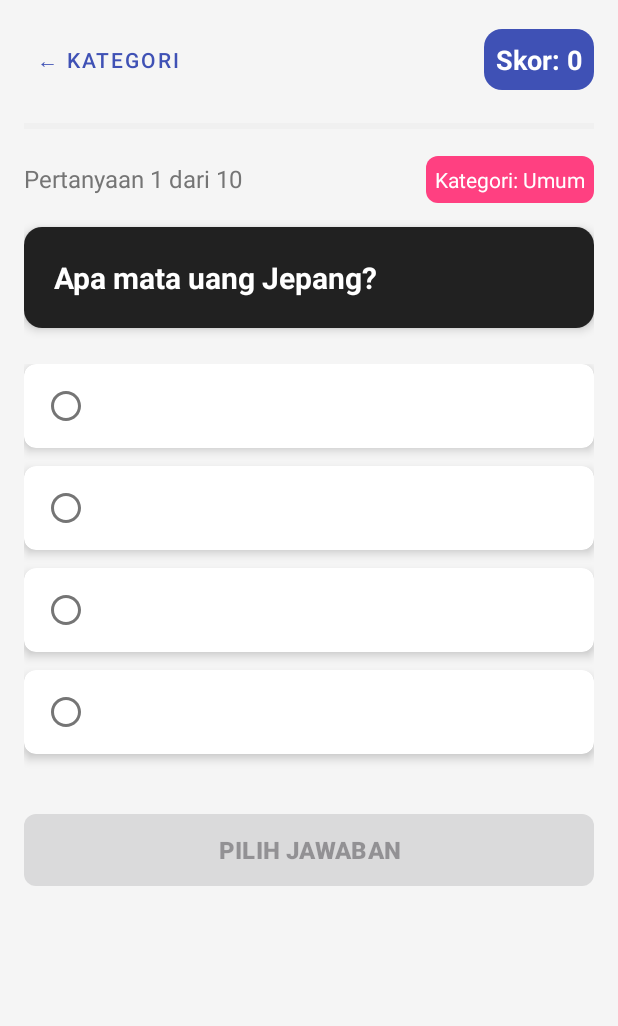
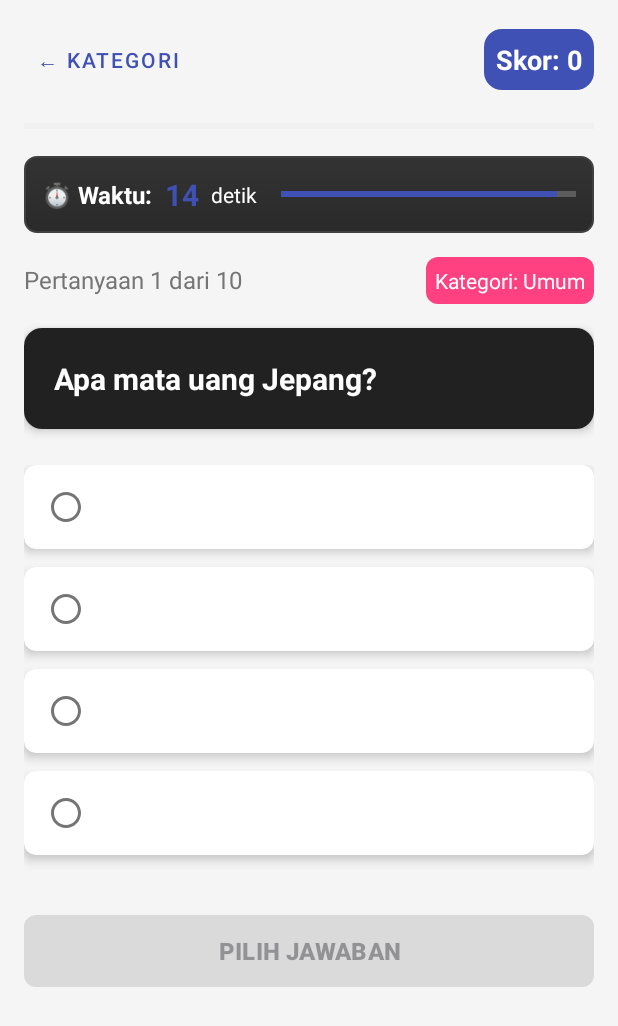
Before and after one commit to Mhbib34/quizz-app-android, an Android app: the MainActivity screen opened directly, with no data from a screen before it, on a phone screen of 412 x 824 dp. Shown: the top 1026 px of the screen. Run offline under Robolectric (Android 15) with nearby library versions, the light colour scheme and no system bars.

Commit message:
feat : adding timer

```diff
--- a/app/src/main/java/com/example/quizapp/MainActivity.java
+++ b/app/src/main/java/com/example/quizapp/MainActivity.java
@@ -3,15 +3,18 @@ package com.example.quizapp;
 import android.animation.ObjectAnimator;
 import android.app.AlertDialog;
 import android.content.Intent;
+import android.content.res.ColorStateList;
 import android.graphics.Color;
 import android.media.MediaPlayer;
 import android.os.Bundle;
+import android.os.CountDownTimer;
 import android.os.Handler;
 import android.view.View;
 import android.widget.ProgressBar;
 import android.widget.TextView;
 import androidx.appcompat.app.AppCompatActivity;
 import androidx.cardview.widget.CardView;
+import androidx.core.content.ContextCompat;
 import com.google.android.material.button.MaterialButton;
 
 public class MainActivity extends AppCompatActivity {
@@ -24,6 +27,13 @@ public class MainActivity extends AppCompatActivity {
     private MediaPlayer startSound, resultSound, correctSound, wrongSound, loseSound;
 
     private ProgressBar progressBar;
+
+    // Timer variables
+    private TextView tvTimer;
+    private ProgressBar progressBarTimer;
+    private CountDownTimer countDownTimer;
+    private static final long TIMER_DURATION = 15000; // 15 detik
+    private boolean isTimerRunning = false;
 
     private CardView selectedCard = null;
     private int selectedAnswer = -1;
@@ -63,6 +73,10 @@ public class MainActivity extends AppCompatActivity {
         btnNext = findViewById(R.id.btnNext);
         btnBackToCategories = findViewById(R.id.btnBackToCategories);
         progressBar = findViewById(R.id.progressBar);
+
+        // Timer views
+        tvTimer = findViewById(R.id.tvTimer);
+        progressBarTimer = findViewById(R.id.progressBarTimer);
     }
 
     private void initializeQuiz() {
@@ -93,6 +107,7 @@ public class MainActivity extends AppCompatActivity {
         });
 
         btnBackToCategories.setOnClickListener(v -> {
+            stopTimer();
             Intent intent = new Intent(MainActivity.this, CategorySelectionActivity.class);
             startActivity(intent);
             finish();
@@ -113,7 +128,7 @@ public class MainActivity extends AppCompatActivity {
         selectedAnswer = optionIndex;
 
         // Apply selected style
-        card.setCardBackgroundColor(getColor(R.color.selected_option));
+        card.setCardBackgroundColor(ContextCompat.getColor(this, R.color.selected_option));
         textView.setTextColor(Color.BLACK);
         card.setCardElevation(8f);
         textView.setCompoundDrawablesWithIntrinsicBounds(R.drawable.ic_radio_checked, 0, 0, 0);
@@ -131,7 +146,7 @@ public class MainActivity extends AppCompatActivity {
     }
 
     private void resetCardStyle(CardView card, TextView textview) {
-        card.setCardBackgroundColor(getColor(R.color.text_primary));
+        card.setCardBackgroundColor(ContextCompat.getColor(this, R.color.text_primary));
         textview.setTextColor(Color.WHITE);
         card.setCardElevation(4f);
     }
@@ -139,15 +154,76 @@ public class MainActivity extends AppCompatActivity {
     private void resetCardStyle(CardView card) {
         resetCardStyle(card, getTextViewFromCard(card));
     }
+
     private void resetTextViewStyle(TextView textView) {
         if (textView != null) {
             textView.setCompoundDrawablesWithIntrinsicBounds(R.drawable.ic_radio_unchecked, 0, 0, 0);
         }
     }
 
+    private void startTimer() {
+        isTimerRunning = true;
+        progressBarTimer.setMax(15);
+        progressBarTimer.setProgress(15);
+
+        countDownTimer = new CountDownTimer(TIMER_DURATION, 1000) {
+            @Override
+            public void onTick(long millisUntilFinished) {
+                int secondsRemaining = (int) (millisUntilFinished / 1000);
+                tvTimer.setText(String.valueOf(secondsRemaining));
+                progressBarTimer.setProgress(secondsRemaining);
+
+                // Ubah warna timer ketika tersisa 5 detik
+                if (secondsRemaining <= 5) {
+                    tvTimer.setTextColor(ContextCompat.getColor(MainActivity.this, R.color.wrong_answer));
+                    progressBarTimer.setProgressTintList(
+                            ColorStateList.valueOf(ContextCompat.getColor(MainActivity.this, R.color.wrong_answer))
+                    );
+                } else {
+                    tvTimer.setTextColor(ContextCompat.getColor(MainActivity.this, R.color.primary));
+                    progressBarTimer.setProgressTintList(
+                            ColorStateList.valueOf(ContextCompat.getColor(MainActivity.this, R.color.primary))
+                    );
+                }
+            }
+
+            @Override
+            public void onFinish() {
+                tvTimer.setText("0");
+                progressBarTimer.setProgress(0);
+                isTimerRunning = false;
+
+                // Waktu habis, otomatis jawab dengan tidak ada pilihan
+                if (!answered) {
+                    selectedAnswer = -1; // Tidak ada jawaban
+                    checkAnswer();
+                }
+            }
+        };
+
+        countDownTimer.start();
+    }
+
+    private void stopTimer() {
+        if (countDownTimer != null) {
+            countDownTimer.cancel();
+            countDownTimer = null;
+        }
+        isTimerRunning = false;
+    }
+
     private void checkAnswer() {
+        stopTimer();
         answered = true;
-        boolean isCorrect = quizManager.answerQuestion(selectedAnswer);
+
+        boolean isCorrect = false;
+
+        if (selectedAnswer != -1) {
+            isCorrect = quizManager.answerQuestion(selectedAnswer);
+        } else {
+            // Waktu habis, tidak ada jawaban yang dipilih
+            quizManager.answerQuestion(-1); // Jawaban salah
+        }
 
         // Show correct answer
         Question currentQuestion = quizManager.getCurrentQuestion();
@@ -157,21 +233,21 @@ public class MainActivity extends AppCompatActivity {
         TextView correctTextView = getTextViewFromCard(correctCard);
 
         // Style correct answer
-        correctCard.setCardBackgroundColor(getColor(R.color.correct_answer));
+        correctCard.setCardBackgroundColor(ContextCompat.getColor(this, R.color.correct_answer));
         correctTextView.setTextColor(Color.WHITE);
 
         if (isCorrect) {
             correctSound = MediaPlayer.create(this, R.raw.correct);
             correctSound.start();
         } else {
-            // Jawaban SALAH
+            // Jawaban SALAH atau waktu habis
             wrongSound = MediaPlayer.create(this, R.raw.wrong);
             wrongSound.start();
         }
 
         // Style wrong answer if selected
         if (!isCorrect && selectedCard != null) {
-            selectedCard.setCardBackgroundColor(getColor(R.color.wrong_answer));
+            selectedCard.setCardBackgroundColor(ContextCompat.getColor(this, R.color.wrong_answer));
             TextView selectedTextView = getTextViewFromCard(selectedCard);
             selectedTextView.setTextColor(Color.WHITE);
         }
@@ -186,7 +262,7 @@ public class MainActivity extends AppCompatActivity {
             btnNext.setText("SELESAI");
         }
 
-        btnNext.setBackgroundColor(getColor(R.color.accent));
+        btnNext.setBackgroundColor(ContextCompat.getColor(this, R.color.accent));
 
         // Add delay before enabling next button
         new Handler().postDelayed(() -> btnNext.setEnabled(true), 1000);
@@ -233,12 +309,18 @@ public class MainActivity extends AppCompatActivity {
         resetTextViewStyle(tvOption3);
         resetTextViewStyle(tvOption4);
 
-        tvOption1.setTextColor(getColor(R.color.white));
-        tvOption2.setTextColor(getColor(R.color.white));
-        tvOption3.setTextColor(getColor(R.color.white));
-        tvOption4.setTextColor(getColor(R.color.white));
+        tvOption1.setTextColor(ContextCompat.getColor(this, R.color.white));
+        tvOption2.setTextColor(ContextCompat.getColor(this, R.color.white));
+        tvOption3.setTextColor(ContextCompat.getColor(this, R.color.white));
+        tvOption4.setTextColor(ContextCompat.getColor(this, R.color.white));
 
-        btnNext.setBackgroundColor(getColor(R.color.primary));
+        btnNext.setBackgroundColor(ContextCompat.getColor(this, R.color.primary));
+
+        // Reset timer display
+        tvTimer.setTextColor(ContextCompat.getColor(this, R.color.primary));
+        progressBarTimer.setProgressTintList(
+                ColorStateList.valueOf(ContextCompat.getColor(this, R.color.primary))
+        );
     }
 
     private void displayQuestion() {
@@ -263,6 +345,9 @@ public class MainActivity extends AppCompatActivity {
                             progressBar.getProgress(), quizManager.getCurrentQuestionNumber() - 1)
                     .setDuration(300)
                     .start();
+
+            // Start timer untuk pertanyaan baru
+            startTimer();
         }
     }
 
@@ -271,6 +356,8 @@ public class MainActivity extends AppCompatActivity {
     }
 
     private void showFinalScore() {
+        stopTimer();
+
         if (startSound != null && startSound.isPlaying()) {
             startSound.stop();
             startSound.release();
@@ -324,6 +411,7 @@ public class MainActivity extends AppCompatActivity {
 
     private void restartQuiz() {
         stopStartSoundIfPlaying();
+        stopTimer();
         quizManager.resetQuiz();
         resetQuestionUI();
         progressBar.setProgress(0);
@@ -335,6 +423,7 @@ public class MainActivity extends AppCompatActivity {
 
     private void backToCategories() {
         stopStartSoundIfPlaying();
+        stopTimer();
         Intent intent = new Intent(MainActivity.this, CategorySelectionActivity.class);
         startActivity(intent);
         finish();
@@ -342,11 +431,12 @@ public class MainActivity extends AppCompatActivity {
 
     @Override
     public void onBackPressed() {
+        stopTimer();
         new AlertDialog.Builder(this)
                 .setTitle("Keluar Quiz")
                 .setMessage("Apakah Anda yakin ingin keluar? Progress akan hilang.")
                 .setPositiveButton("Ya", (dialog, which) -> backToCategories())
-                .setNegativeButton("Tidak", null)
+                .setNegativeButton("Tidak", (dialog, which) -> startTimer()) // Restart timer jika batal keluar
                 .show();
     }
 
@@ -354,7 +444,25 @@ public class MainActivity extends AppCompatActivity {
     protected void onDestroy() {
         super.onDestroy();
         stopStartSoundIfPlaying();
+        stopTimer();
     }
+
+    @Override
+    protected void onPause() {
+        super.onPause();
+        if (isTimerRunning && !answered) {
+            stopTimer();
+        }
+    }
+
+    @Override
+    protected void onResume() {
+        super.onResume();
+        if (!answered && !isTimerRunning) {
+            startTimer();
+        }
+    }
+
     private void stopStartSoundIfPlaying() {
         if (startSound != null && startSound.isPlaying()) {
             startSound.stop();
@@ -362,5 +470,4 @@ public class MainActivity extends AppCompatActivity {
             startSound = null;
         }
     }
-
 }
--- /dev/null
+++ b/app/src/main/res/drawable/timer_background.xml
@@ -0,0 +1,16 @@
+<?xml version="1.0" encoding="utf-8"?>
+<shape xmlns:android="http://schemas.android.com/apk/res/android"
+    android:shape="rectangle">
+
+    <solid android:color="#2A2A2A" />
+    <corners android:radius="8dp" />
+    <stroke
+        android:width="1dp"
+        android:color="#404040" />
+
+    <gradient
+        android:startColor="#333333"
+        android:endColor="#2A2A2A"
+        android:angle="270" />
+
+</shape>
--- a/app/src/main/res/layout/activity_main.xml
+++ b/app/src/main/res/layout/activity_main.xml
@@ -59,6 +59,54 @@
             android:layout_marginBottom="16dp"
             android:progressTint="@color/primary"
             android:progressBackgroundTint="@color/progress_background" />
+
+        <!-- Timer Section -->
+        <LinearLayout
+            android:layout_width="match_parent"
+            android:layout_height="wrap_content"
+            android:orientation="horizontal"
+            android:gravity="center_vertical"
+            android:layout_marginBottom="16dp"
+            android:background="@drawable/timer_background"
+            android:padding="12dp">
+
+            <TextView
+                android:layout_width="wrap_content"
+                android:layout_height="wrap_content"
+                android:text="⏱️ Waktu: "
+                android:textSize="16sp"
+                android:textColor="@color/white"
+                android:textStyle="bold" />
+
+            <TextView
+                android:id="@+id/tvTimer"
+                android:layout_width="wrap_content"
+                android:layout_height="wrap_content"
+                android:text="15"
+                android:textSize="20sp"
+                android:textStyle="bold"
+                android:textColor="@color/primary"
+                android:layout_marginStart="4dp"
+                android:layout_marginEnd="8dp" />
+
+            <TextView
+                android:layout_width="wrap_content"
+                android:layout_height="wrap_content"
+                android:text="detik"
+                android:textSize="14sp"
+                android:textColor="@color/white"
+                android:layout_marginEnd="16dp" />
+
+            <ProgressBar
+                android:id="@+id/progressBarTimer"
+                style="?android:attr/progressBarStyleHorizontal"
+                android:layout_width="0dp"
+                android:layout_height="6dp"
+                android:layout_weight="1"
+                android:progressTint="@color/primary"
+                android:progressBackgroundTint="@color/progress_background" />
+
+        </LinearLayout>
 
         <!-- Question Info -->
         <LinearLayout
```
